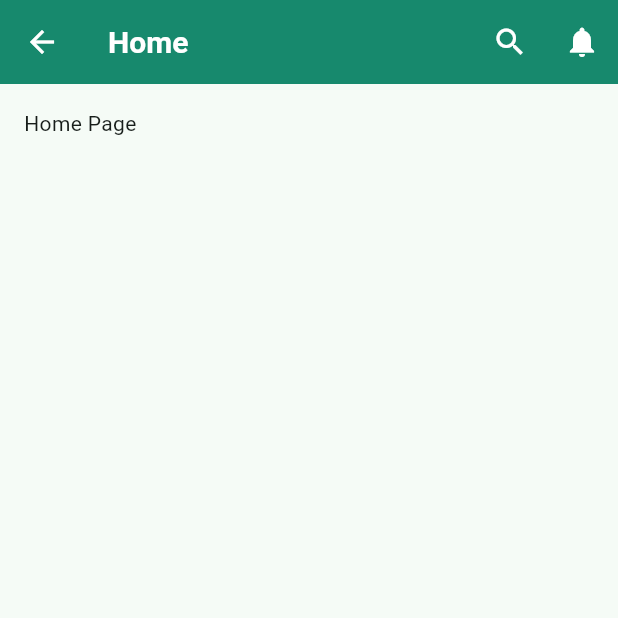
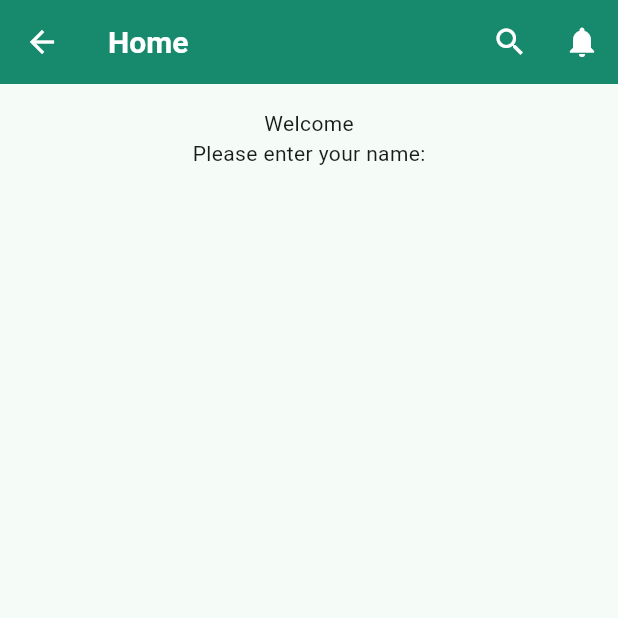
Before and after one commit to Wutthiphon/Flutter_Mobile_App, a Flutter app: the Home screen opened directly, on a phone screen of 412 x 824 dp, the top half of it. Run offline on Flutter 3.47's test engine with Material 3 defaults, Android fonts, the light colour scheme and no system bars.

Commit message:
Refactor main.dart to update routing and change Home page to StatefulWidget; enhance UI structure

```diff
--- a/lib/main.dart
+++ b/lib/main.dart
@@ -1,8 +1,8 @@
 import 'package:flutter/material.dart';
-// import 'package:flutter_cs_in_lab_project/pages/ev_cal.dart';
-// import 'package:flutter_cs_in_lab_project/pages/home.dart';
-import 'package:flutter_cs_in_lab_project/pages/welcome.dart';
-import 'package:flutter_cs_in_lab_project/pages/next_welcome.dart';
+import 'package:flutter_cs_in_lab_project/pages/home.dart';
+import 'package:flutter_cs_in_lab_project/pages/ev_cal.dart';
+// import 'package:flutter_cs_in_lab_project/pages/welcome.dart';
+// import 'package:flutter_cs_in_lab_project/pages/next_welcome.dart';
 
 void main() {
   runApp(const MyApp());
@@ -15,11 +15,13 @@ class MyApp extends StatelessWidget {
   Widget build(BuildContext context) {
     return MaterialApp(
       routes: {
-        '/': (context) => const Welcome(),
-        '/next_welcome': (context) => NextWelcome(
-              name: (ModalRoute.of(context)!.settings.arguments
-                  as Map<String, dynamic>)['name'] as String,
-            ),
+        // '/': (context) => const Welcome(),
+        // '/next_welcome': (context) => NextWelcome(
+        //       name: (ModalRoute.of(context)!.settings.arguments
+        //           as Map<String, dynamic>)['name'] as String,
+        //     ),
+        '/': (context) => const Home(),
+        '/ev_cal': (context) => const EVCal(),
       },
       initialRoute: '/',
       debugShowCheckedModeBanner: false,
--- a/lib/pages/home.dart
+++ b/lib/pages/home.dart
@@ -1,8 +1,13 @@
 import 'package:flutter/material.dart';
 
-class Home extends StatelessWidget {
+class Home extends StatefulWidget {
   const Home({super.key});
 
+  @override
+  State<Home> createState() => _HomeState();
+}
+
+class _HomeState extends State<Home> {
   @override
   Widget build(BuildContext context) {
     return Scaffold(
@@ -23,15 +28,17 @@ class Home extends StatelessWidget {
             ),
           ],
         ),
-      body: Padding(
-        padding: const EdgeInsets.all(16),
+        body: const Center(
+          child: Padding(
+            padding: EdgeInsets.all(16),
             child: Column(
-          children: const [
-            Text('Home Page'),
+              children: [
+                Text('Welcome'),
+                Text('Please enter your name:'),
               ],
             ),
           ),
-    );
+        ));
 
     // Learning LAB
     // body: Padding(
```
Lines whose indentation alone changed are shown as unchanged.
